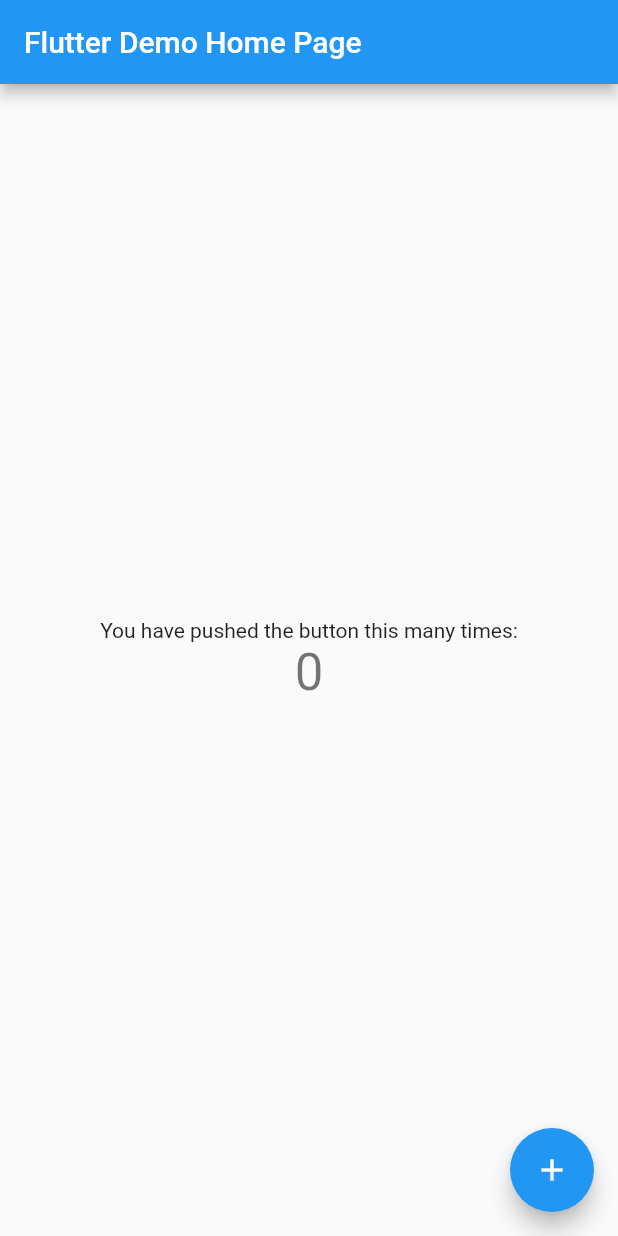
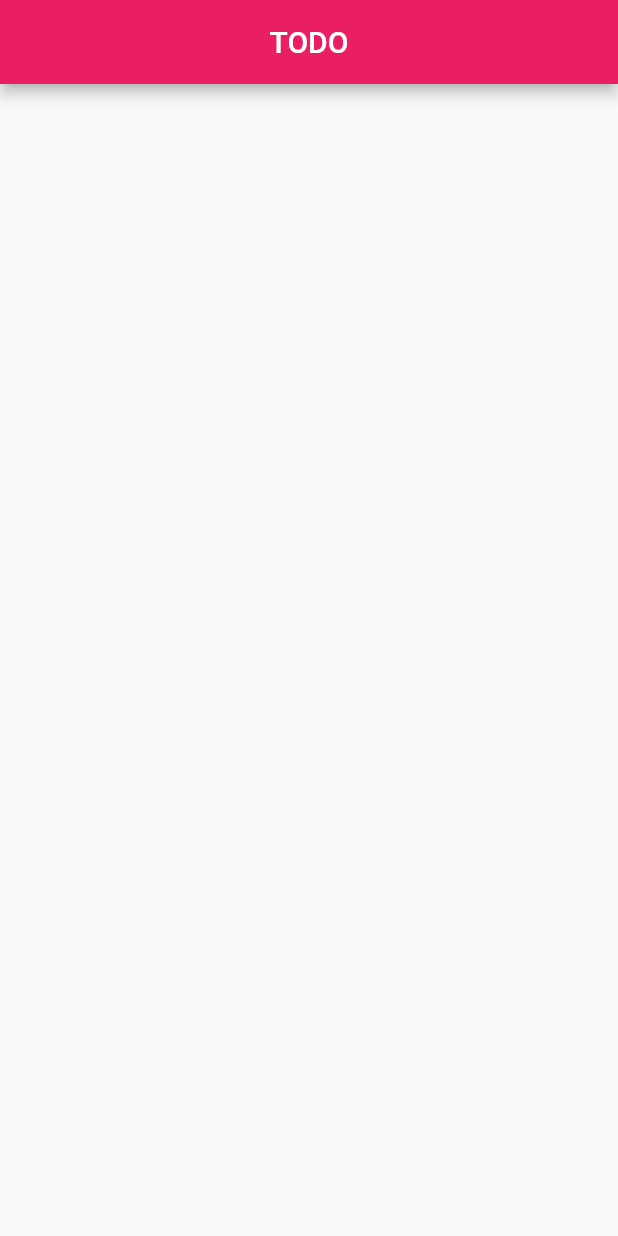
Before and after one commit to McLovin3/McLovinLifeManager, a Flutter app: the screen it shows after launch, on a phone screen of 412 x 824 dp. Run offline on Flutter 3.47's test engine with Material 2 defaults, Android fonts, the phone set to English and light mode, and no system bars; our stand-ins replace firebase_core; accounts and stored records are empty.

Commit message:
Did todo page widget outline

```diff
--- a/lib/main.dart
+++ b/lib/main.dart
@@ -1,75 +1,34 @@
 import 'package:flutter/material.dart';
 import 'package:firebase_core/firebase_core.dart';
+import 'package:mclovin_life_manager/pages/todo_page.dart';
 import 'firebase_options.dart';
 
 void main() async {
-
-  WidgetsFlutterBinding.ensureInitialized();
-  await Firebase.initializeApp(
-    options: DefaultFirebaseOptions.currentPlatform,
-  );
-
   runApp(const MyApp());
 }
 
 class MyApp extends StatelessWidget {
   const MyApp({super.key});
 
-  // This widget is the root of your application.
   @override
   Widget build(BuildContext context) {
+    return FutureBuilder(
+        future: Firebase.initializeApp(
+          options: DefaultFirebaseOptions.currentPlatform,
+        ),
+        builder: (_, snapshot) {
+          if (snapshot.connectionState == ConnectionState.waiting ||
+              snapshot.hasError) {
+            return const CircularProgressIndicator();
+          } else {
             return MaterialApp(
-      title: 'Flutter Demo',
+              title: 'McLovin Life Manager',
               theme: ThemeData(
-        primarySwatch: Colors.blue,
+                primarySwatch: Colors.pink,
               ),
-      home: const MyHomePage(title: 'Flutter Demo Home Page'),
+              home: TodoPage(),
             );
           }
-}
-
-class MyHomePage extends StatefulWidget {
-  const MyHomePage({super.key, required this.title});
-  final String title;
-
-  @override
-  State<MyHomePage> createState() => _MyHomePageState();
-}
-
-class _MyHomePageState extends State<MyHomePage> {
-  int _counter = 0;
-
-  void _incrementCounter() {
-    setState(() {
-      _counter++;
         });
   }
-
-  @override
-  Widget build(BuildContext context) {
-    return Scaffold(
-      appBar: AppBar(
-        title: Text(widget.title),
-      ),
-      body: Center(
-        child: Column(
-          mainAxisAlignment: MainAxisAlignment.center,
-          children: <Widget>[
-            const Text(
-              'You have pushed the button this many times:',
-            ),
-            Text(
-              '$_counter',
-              style: Theme.of(context).textTheme.headlineMedium,
-            ),
-          ],
-        ),
-      ),
-      floatingActionButton: FloatingActionButton(
-        onPressed: _incrementCounter,
-        tooltip: 'Increment',
-        child: const Icon(Icons.add),
-      ),
-    );
 }
-}
--- /dev/null
+++ b/lib/pages/todo_page.dart
@@ -0,0 +1,19 @@
+import 'package:flutter/material.dart';
+
+class TodoPage extends StatefulWidget {
+  const TodoPage({super.key});
+
+  @override
+  State<StatefulWidget> createState() => TodoPageState();
+}
+
+class TodoPageState extends State<TodoPage> {
+  @override
+  Widget build(BuildContext context) {
+    return Scaffold(
+      appBar: AppBar(
+        title: const Center(child: Text("TODO")),
+      ),
+    );
+  }
+}
```
Lines whose indentation alone changed are shown as unchanged.
